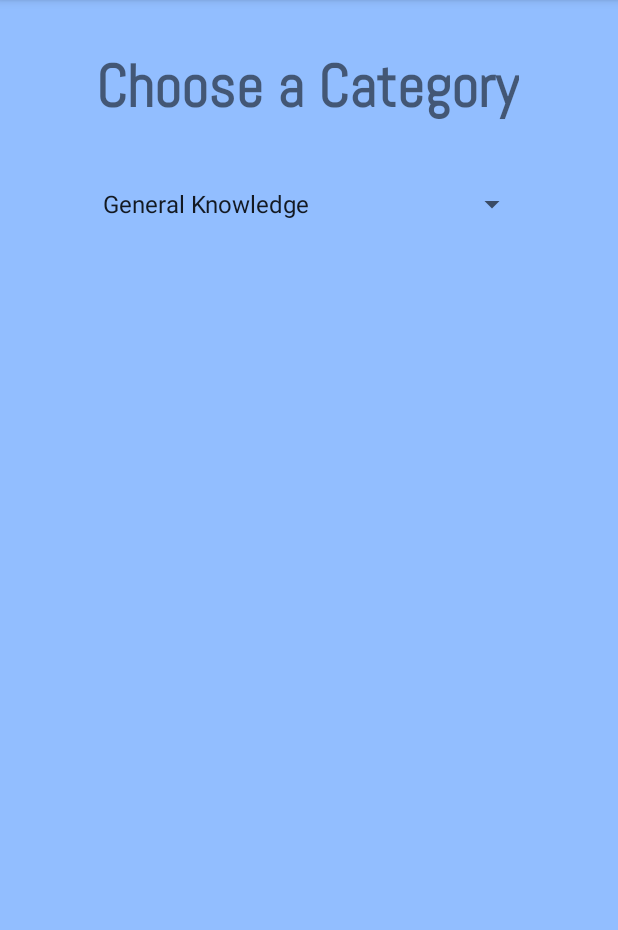
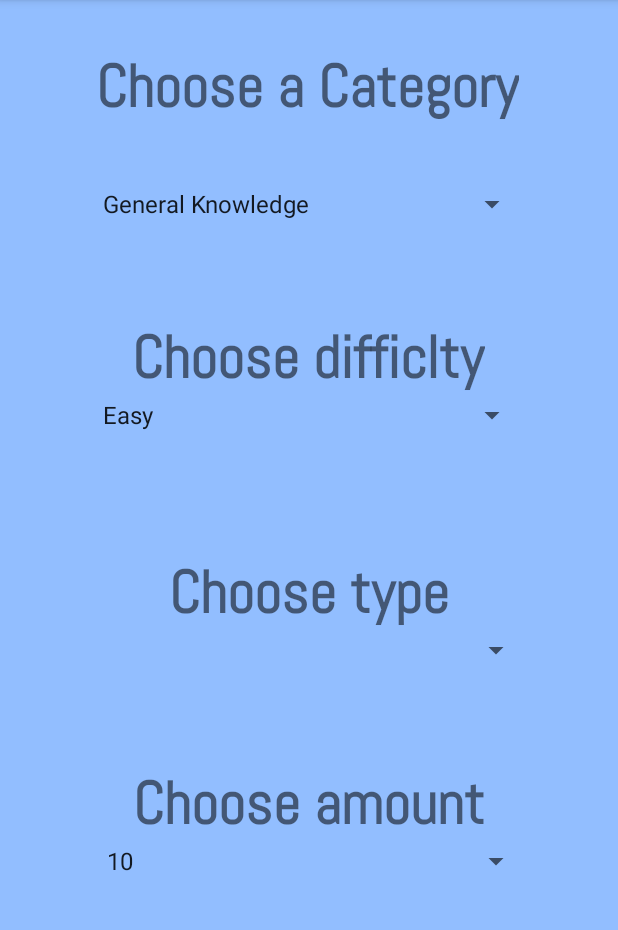
Before and after one commit to evericain01/AndroidApp, an Android app: the ChooseCategoryActivity screen opened directly, with no data from a screen before it, on a phone screen of 412 x 824 dp, the part 84-1014 px from its top. Run offline under Robolectric (Android 15) with nearby library versions, the phone set to English and light mode, and no system bars.

Commit message:
added a few more spinner

```diff
--- a/QuizApp/app/src/main/java/com/example/quizapp/ChooseCategoryActivity.java
+++ b/QuizApp/app/src/main/java/com/example/quizapp/ChooseCategoryActivity.java
@@ -7,9 +7,11 @@ import android.view.View;
 import android.widget.AdapterView;
 import android.widget.ArrayAdapter;
 import android.widget.Spinner;
+import android.widget.Toast;
 
 public class ChooseCategoryActivity extends AppCompatActivity implements AdapterView.OnItemSelectedListener {
-    Integer category;
+    Integer categoryNum, totalQuestions;
+    String challenge;
 
     @Override
     protected void onCreate(Bundle savedInstanceState) {
@@ -21,11 +23,33 @@ public class ChooseCategoryActivity extends AppCompatActivity implements Adapter
         adapter.setDropDownViewResource(android.R.layout.simple_spinner_dropdown_item);
         category.setAdapter(adapter);
         category.setOnItemSelectedListener(this);
+
+        Spinner difficulty = findViewById(R.id.chooseDifficulty);
+        ArrayAdapter<CharSequence> difficultyAdapter = ArrayAdapter.createFromResource(this, R.array.difficulties, android.R.layout.simple_spinner_item);
+        difficultyAdapter.setDropDownViewResource(android.R.layout.simple_spinner_dropdown_item);
+        difficulty.setAdapter(difficultyAdapter);
+        difficulty.setOnItemSelectedListener(this);
+
+//        Spinner type = findViewById(R.id.chooseType);
+//        ArrayAdapter<CharSequence> typeAdapter = ArrayAdapter.createFromResource(this, R.array.type, android.R.layout.simple_spinner_item);
+//        typeAdapter.setDropDownViewResource(android.R.layout.simple_spinner_dropdown_item);
+//        type.setAdapter(typeAdapter);
+//        type.setOnItemSelectedListener(this);
+
+        Spinner total = findViewById(R.id.chooseAmount);
+        ArrayAdapter<CharSequence> totalAdapter = ArrayAdapter.createFromResource(this, R.array.amount, android.R.layout.simple_spinner_item);
+        totalAdapter.setDropDownViewResource(android.R.layout.simple_spinner_dropdown_item);
+        total.setAdapter(totalAdapter);
+        total.setOnItemSelectedListener(this);
     }
 
     @Override
     public void onItemSelected(AdapterView<?> adapterView, View view, int i, long l) {
-        category = i + 9;
+        categoryNum = i + 9;
+        challenge = adapterView.getItemAtPosition(i).toString().toLowerCase();
+        String temp = adapterView.getItemAtPosition(i).toString();
+//        totalQuestions = Integer.parseInt(temp);
+        Toast.makeText(ChooseCategoryActivity.this, temp, Toast.LENGTH_SHORT).show();
     }
 
     @Override
--- a/QuizApp/app/src/main/res/layout/activity_choose_category.xml
+++ b/QuizApp/app/src/main/res/layout/activity_choose_category.xml
@@ -31,4 +31,77 @@
         app:layout_constraintStart_toStartOf="parent"
         app:layout_constraintTop_toBottomOf="@+id/chooseCategoryTitleText" />
 
+
+    <TextView
+        android:id="@+id/chooseDifficultyTitleText"
+        android:layout_width="wrap_content"
+        android:layout_height="wrap_content"
+        android:layout_marginTop="64dp"
+        android:fontFamily="@font/abel_font"
+        android:gravity="center"
+        android:text="Choose difficlty"
+        android:textSize="40sp"
+        android:textStyle="bold"
+        app:layout_constraintEnd_toEndOf="parent"
+        app:layout_constraintHorizontal_bias="0.497"
+        app:layout_constraintStart_toStartOf="parent"
+        app:layout_constraintTop_toBottomOf="@+id/chooseCategory" />
+
+    <Spinner
+        android:id="@+id/chooseDifficulty"
+        android:layout_width="291dp"
+        android:layout_height="25dp"
+        android:fontFamily="@font/abel_font"
+        app:layout_constraintEnd_toEndOf="parent"
+        app:layout_constraintStart_toStartOf="parent"
+        app:layout_constraintTop_toBottomOf="@+id/chooseDifficultyTitleText" />
+
+    <TextView
+        android:id="@+id/chooseTypeTitleText"
+        android:layout_width="wrap_content"
+        android:layout_height="wrap_content"
+        android:layout_marginTop="80dp"
+        android:fontFamily="@font/abel_font"
+        android:gravity="center"
+        android:text="Choose type"
+        android:textSize="40sp"
+        android:textStyle="bold"
+        app:layout_constraintEnd_toEndOf="parent"
+        app:layout_constraintStart_toStartOf="parent"
+        app:layout_constraintTop_toBottomOf="@+id/chooseDifficulty" />
+
+    <Spinner
+        android:id="@+id/chooseType"
+        android:layout_width="291dp"
+        android:layout_height="25dp"
+        android:fontFamily="@font/abel_font"
+        app:layout_constraintEnd_toEndOf="parent"
+        app:layout_constraintHorizontal_bias="0.525"
+        app:layout_constraintStart_toStartOf="parent"
+        app:layout_constraintTop_toBottomOf="@+id/chooseTypeTitleText" />
+
+    <TextView
+        android:id="@+id/chooseAmountTitleText"
+        android:layout_width="wrap_content"
+        android:layout_height="wrap_content"
+        android:layout_marginTop="64dp"
+        android:fontFamily="@font/abel_font"
+        android:gravity="center"
+        android:text="Choose amount"
+        android:textSize="40sp"
+        android:textStyle="bold"
+        app:layout_constraintEnd_toEndOf="parent"
+        app:layout_constraintStart_toStartOf="parent"
+        app:layout_constraintTop_toBottomOf="@+id/chooseType" />
+
+    <Spinner
+        android:id="@+id/chooseAmount"
+        android:layout_width="291dp"
+        android:layout_height="25dp"
+        android:fontFamily="@font/abel_font"
+        app:layout_constraintEnd_toEndOf="parent"
+        app:layout_constraintHorizontal_bias="0.525"
+        app:layout_constraintStart_toStartOf="parent"
+        app:layout_constraintTop_toBottomOf="@+id/chooseAmountTitleText" />
+
 </androidx.constraintlayout.widget.ConstraintLayout>
--- a/QuizApp/app/src/main/res/values/strings.xml
+++ b/QuizApp/app/src/main/res/values/strings.xml
@@ -27,4 +27,24 @@
         <item>Japanese Anime and Manga</item>
         <item>Cartoons and Animations</item>
     </string-array>
+
+
+    <string-array name="difficulties">
+        <item>Easy</item>
+        <item>Medium</item>
+        <item>Hard</item>
+    </string-array>
+
+    <string-array name="type">
+        <item>True or false</item>
+        <item>Multiple choice</item>
+    </string-array>
+
+    <string-array name="amount">
+        <item>10</item>
+        <item>20</item>
+        <item>30</item>
+        <item>40</item>
+        <item>50</item>
+    </string-array>
 </resources>
```
